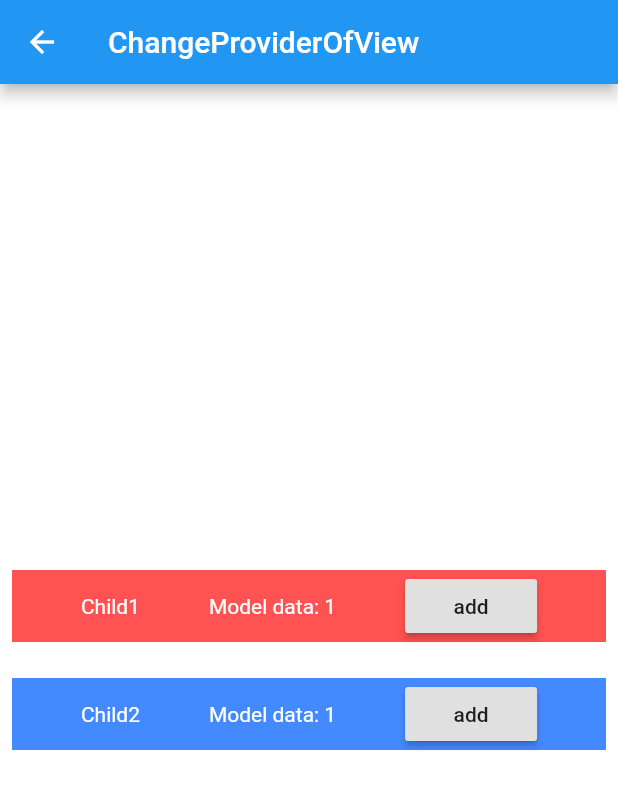
After one commit to liao3841054/provider-mvvm-demo, a Flutter app: the ChangeProviderOfView screen opened by its route, on a phone screen of 412 x 824 dp. The commit adds this screen. Shown: the top 789 px of the screen. Run offline on Flutter 3.47's test engine with Material 2 defaults, Android fonts, the phone set to English and light mode, and no system bars; accounts and stored records are empty.

Commit message:
add 添加push

```diff
--- a/lib/main.dart
+++ b/lib/main.dart
@@ -21,7 +21,7 @@ class MyApp extends StatelessWidget {
           primarySwatch: Colors.blue,
           visualDensity: VisualDensity.adaptivePlatformDensity,
         ),
-        initialRoute: RoutePaths.PROVIDER_OF,
+        initialRoute: RoutePaths.LOGIN,
         onGenerateRoute: Router.generateRoute,
       ),
     );
--- a/lib/route_paths.dart
+++ b/lib/route_paths.dart
@@ -5,4 +5,6 @@ class RoutePaths {
   static const String CONSUMER = 'consumer';
   static const String PROVIDER_OF = 'provider.of';
   static const String INHERITED = 'inherited';
+  static const String CHANGE_NOTIFIER_PROVIDER = 'change_notifier_provider';
+  static const String GoodsListScreen = 'GoodsListScreen';
 }
--- a/lib/router.dart
+++ b/lib/router.dart
@@ -1,7 +1,9 @@
 import 'package:flutter/material.dart';
 import 'package:flutter/widgets.dart';
 import 'package:flutter_provider_mvvm/route_paths.dart';
+import 'package:flutter_provider_mvvm/views/change_provider.dart';
 import 'package:flutter_provider_mvvm/views/consumer.dart';
+import 'package:flutter_provider_mvvm/views/goods_fav.dart';
 import 'package:flutter_provider_mvvm/views/home.dart';
 import 'package:flutter_provider_mvvm/views/inherited.dart';
 import 'package:flutter_provider_mvvm/views/login.dart';
@@ -24,6 +26,11 @@ class Router {
         return MaterialPageRoute(builder: (_) => ConsumerView());
       case RoutePaths.SELECTOR:
         return MaterialPageRoute(builder: (_) => SelectorView());
+      case RoutePaths.CHANGE_NOTIFIER_PROVIDER:
+        return MaterialPageRoute(builder: (_) => ChangeProviderOfView());
+      case RoutePaths.GoodsListScreen:
+        return MaterialPageRoute(builder: (_) => GoodsListScreen());
+
       default:
         return MaterialPageRoute(
             builder: (_) => Scaffold(
--- a/lib/viewmodels/home_viewmodel.dart
+++ b/lib/viewmodels/home_viewmodel.dart
@@ -3,6 +3,7 @@ import 'package:flutter_provider_mvvm/viewmodels/view_state.dart';
 
 class HomeViewModel extends BaseViewModel {
   int count = 10;
+  int homeData = 100;
 
   loadData() async {
     setState(ViewState.loading);
--- /dev/null
+++ b/lib/views/change_provider.dart
@@ -0,0 +1,126 @@
+import 'package:flutter/material.dart';
+import 'package:provider/provider.dart';
+
+class TestModel with ChangeNotifier {
+  int modelValue;
+
+  int get value => modelValue;
+
+  TestModel({this.modelValue = 0});
+
+  void add() {
+    modelValue++;
+    notifyListeners();
+  }
+}
+
+class ChangeProviderOfView extends StatefulWidget {
+  final Map arguments;
+  const ChangeProviderOfView({Key key, this.arguments}) : super(key: key);
+
+  @override
+  _HomeViewState createState() => _HomeViewState();
+}
+
+class _HomeViewState extends State<ChangeProviderOfView> {
+  @override
+  void initState() {
+    // TODO: implement initState
+    super.initState();
+  }
+
+  @override
+  Widget build(BuildContext context) {
+    print("ChangeProviderOfView build===");
+    return Scaffold(
+        backgroundColor: Colors.white,
+        appBar: AppBar(
+          title: Text('ChangeProviderOfView'),
+        ),
+        body: Center(
+          child: ChangeNotifierProvider(
+            create: (_) => TestModel(modelValue: 1),
+            child: Padding(
+              padding: const EdgeInsets.all(8.0),
+              child: Column(
+                mainAxisAlignment: MainAxisAlignment.center,
+                children: <Widget>[
+                  ChildWidget1(),
+                  SizedBox(height: 24),
+                  ChildWidget2(),
+                ],
+              ),
+            ),
+          ),
+        ));
+  }
+}
+
+var style = TextStyle(color: Colors.white);
+
+class ChildWidget1 extends StatelessWidget {
+  @override
+  Widget build(BuildContext context) {
+    debugPrint('ChildWidget1 build');
+    var model = Provider.of<TestModel>(context);
+    return Container(
+      color: Colors.redAccent,
+      height: 48,
+      child: Row(
+        mainAxisAlignment: MainAxisAlignment.spaceEvenly,
+        children: <Widget>[
+          Text('Child1', style: style),
+          Text('Model data: ${model.value}', style: style),
+          RaisedButton(
+            onPressed: () => model.add(),
+            child: Text('add'),
+          ),
+        ],
+      ),
+    );
+  }
+}
+
+class ChildWidget2 extends StatelessWidget {
+  @override
+  Widget build(BuildContext context) {
+    debugPrint('ChildWidget2 build');
+    var model = Provider.of<TestModel>(context);
+    return Container(
+      color: Colors.blueAccent,
+      height: 48,
+      child: Row(
+        mainAxisAlignment: MainAxisAlignment.spaceEvenly,
+        children: <Widget>[
+          Text('Child2', style: style),
+          Text('Model data: ${model.value}', style: style),
+          RaisedButton(
+            onPressed: () => model.add(),
+            child: Text('add'),
+          ),
+        ],
+      ),
+    );
+  }
+}
+
+class _TestWidget extends StatefulWidget {
+  @override
+  __TestWidgetState createState() => new __TestWidgetState();
+}
+
+class __TestWidgetState extends State<_TestWidget> {
+  @override
+  Widget build(BuildContext context) {
+    return Text('${Provider.of<int>(context)}');
+//    return Text('${Provider.of<int>(context, listen: false)}');
+  }
+
+  @override
+  void didChangeDependencies() {
+    super.didChangeDependencies();
+    //父或祖先widget中的InheritedWidget改变(updateShouldNotify返回true)时会被调用。
+    //如果build中没有依赖InheritedWidget，则此回调不会被调用。
+    print("Dependencies change");
+  }
+}
--- a/lib/views/home.dart
+++ b/lib/views/home.dart
@@ -4,6 +4,8 @@ import 'package:flutter_provider_mvvm/viewmodels/base_view_widget.dart';
 import 'package:flutter_provider_mvvm/viewmodels/home_viewmodel.dart';
 import 'package:flutter_provider_mvvm/viewmodels/view_state.dart';
 import 'package:provider/provider.dart';
+
+import '../route_paths.dart';
 
 class HomeView extends StatefulWidget {
   final Map arguments;
@@ -111,6 +113,9 @@ class _HomeViewState extends State<HomeView> {
                                     FlatButton(
                                       onPressed: () {
                                         model.fav();
+                                        Navigator.of(context).pushNamed(
+                                          RoutePaths.GoodsListScreen,
+                                        );
                                       },
                                       child: Text('点击222'),
                                     ),
--- a/lib/views/inherited.dart
+++ b/lib/views/inherited.dart
@@ -7,7 +7,7 @@ class ShareDataWidget extends InheritedWidget {
 
   //定义一个便捷方法，方便子树中的widget获取共享数据
   static ShareDataWidget of(BuildContext context) {
-//    return context.dependOnInheritedWidgetOfExactType<ShareDataWidget>();
+    return context.dependOnInheritedWidgetOfExactType<ShareDataWidget>();
     return context
         .getElementForInheritedWidgetOfExactType<ShareDataWidget>()
         .widget;
--- a/lib/views/provider_of.dart
+++ b/lib/views/provider_of.dart
@@ -56,8 +56,8 @@ class _TestWidget extends StatefulWidget {
 class __TestWidgetState extends State<_TestWidget> {
   @override
   Widget build(BuildContext context) {
-    return Text('${Provider.of<int>(context)}');
-//    return Text('${Provider.of<int>(context, listen: false)}');
+//    return Text('${Provider.of<int>(context)}');
+    return Text('${Provider.of<int>(context, listen: false)}');
   }
 
   @override
```
Also changed, not shown: lib/viewmodels/goods_fav_viemodel.dart (added, +95 -0 lines), lib/views/consumer.dart (+69 -12 lines), lib/views/goods_fav.dart (added, +176 -0 lines), lib/views/login.dart (+8 -15 lines), lib/views/selecor.dart (+94 -11 lines), 2 other files.
